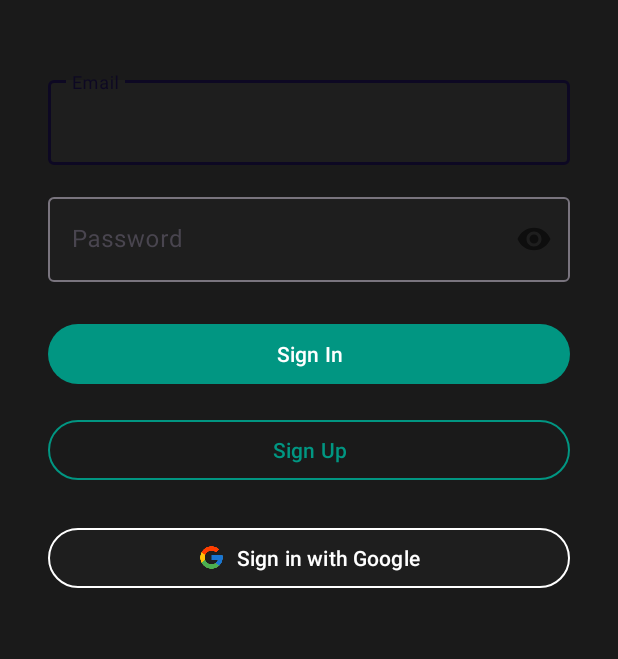
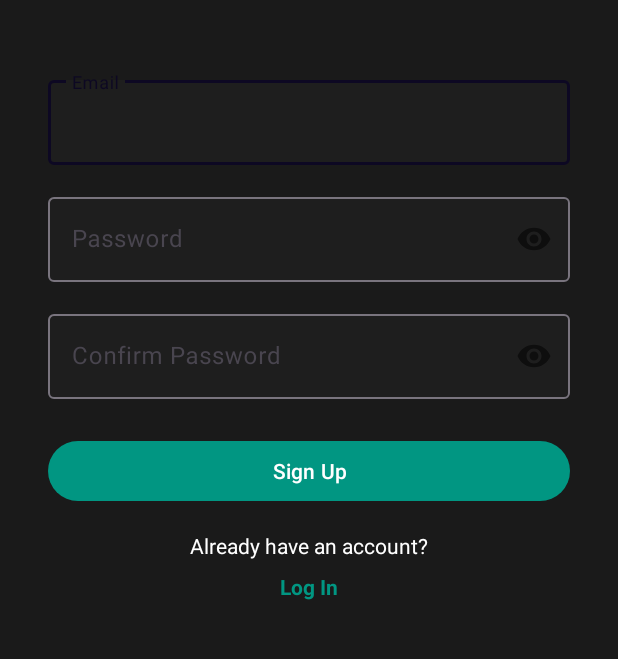
Before and after one commit to Sheild007/FocusBuddy-a-task-managemnt-app, an Android app: the screen it shows after launch (Login before the commit, signup after it), after a tap on "Sign Up", on a phone screen of 412 x 824 dp, the part 349-1008 px from its top. Run offline under Robolectric (Android 15) with nearby library versions, the phone set to English and light mode, and no system bars; our stand-ins replace AdMob, Firebase (no records; nobody signed in at launch, a user with empty details on screens opened directly).

Commit message:
email signin and singup added

```diff
--- a/app/src/main/java/com/example/focusbuddy/Login.java
+++ b/app/src/main/java/com/example/focusbuddy/Login.java
@@ -97,23 +97,9 @@ public class Login extends AppCompatActivity {
     }
 
     private void signUp() {
-        String email = emailEditText.getText().toString();
-        String password = passwordEditText.getText().toString();
 
-        mAuth.createUserWithEmailAndPassword(email, password)
-                .addOnCompleteListener(this, new OnCompleteListener<AuthResult>() {
-                    @Override
-                    public void onComplete(@NonNull Task<AuthResult> task) {
-                        if (task.isSuccessful()) {
-                            // Sign up success, update UI with the signed-in user's information
-                            startMainActivity();
-                        } else {
-                            // If sign up fails, display a message to the user.
-                            Toast.makeText(Login.this, "Authentication failed.",
-                                    Toast.LENGTH_SHORT).show();
-                        }
-                    }
-                });
+        Intent intent = new Intent(Login.this, signup.class);
+        startActivity(intent);
     }
 
     private void googleSignIn() {
--- a/app/src/main/java/com/example/focusbuddy/signup.java
+++ b/app/src/main/java/com/example/focusbuddy/signup.java
@@ -1,24 +1,101 @@
 package com.example.focusbuddy;
 
+import android.content.Intent;
 import android.os.Bundle;
+import android.text.TextUtils;
+import android.view.View;
+import android.widget.Button;
+import android.widget.TextView;
+import android.widget.Toast;
 
-import androidx.activity.EdgeToEdge;
+import androidx.annotation.NonNull;
 import androidx.appcompat.app.AppCompatActivity;
-import androidx.core.graphics.Insets;
-import androidx.core.view.ViewCompat;
-import androidx.core.view.WindowInsetsCompat;
+
+import com.google.android.gms.tasks.OnCompleteListener;
+import com.google.android.gms.tasks.Task;
+import com.google.android.material.textfield.TextInputEditText;
+import com.google.firebase.auth.AuthResult;
+import com.google.firebase.auth.FirebaseAuth;
+import com.google.firebase.auth.FirebaseUser;
 
 public class signup extends AppCompatActivity {
+
+    private TextInputEditText emailEditText, passwordEditText, confirmPasswordEditText;
+    private Button signUpButton;
+    private TextView loginTextView;
+    private FirebaseAuth mAuth;
 
     @Override
     protected void onCreate(Bundle savedInstanceState) {
         super.onCreate(savedInstanceState);
-        EdgeToEdge.enable(this);
         setContentView(R.layout.activity_signup);
-        ViewCompat.setOnApplyWindowInsetsListener(findViewById(R.id.main), (v, insets) -> {
-            Insets systemBars = insets.getInsets(WindowInsetsCompat.Type.systemBars());
-            v.setPadding(systemBars.left, systemBars.top, systemBars.right, systemBars.bottom);
-            return insets;
+
+        mAuth = FirebaseAuth.getInstance();
+
+        emailEditText = findViewById(R.id.emailEditText);
+        passwordEditText = findViewById(R.id.passwordEditText);
+        confirmPasswordEditText = findViewById(R.id.confirmPasswordEditText);
+        signUpButton = findViewById(R.id.signUpButton);
+        loginTextView = findViewById(R.id.loginTextView);
+
+        signUpButton.setOnClickListener(new View.OnClickListener() {
+            @Override
+            public void onClick(View v) {
+                registerUser();
+            }
+        });
+
+        loginTextView.setOnClickListener(new View.OnClickListener() {
+            @Override
+            public void onClick(View v) {
+                startActivity(new Intent(signup.this, Login.class));
+                finish();
+            }
         });
     }
+
+    private void registerUser() {
+        String email = emailEditText.getText().toString().trim();
+        String password = passwordEditText.getText().toString().trim();
+        String confirmPassword = confirmPasswordEditText.getText().toString().trim();
+
+        if (TextUtils.isEmpty(email)) {
+            emailEditText.setError("Email is required");
+            return;
+        }
+
+        if (TextUtils.isEmpty(password)) {
+            passwordEditText.setError("Password is required");
+            return;
+        }
+
+        if (password.length() < 6) {
+            passwordEditText.setError("Password must be at least 6 characters long");
+            return;
+        }
+
+        if (!password.equals(confirmPassword)) {
+            confirmPasswordEditText.setError("Passwords do not match");
+            return;
+        }
+
+        // Register user in Firebase
+        mAuth.createUserWithEmailAndPassword(email, password)
+                .addOnCompleteListener(this, new OnCompleteListener<AuthResult>() {
+                    @Override
+                    public void onComplete(@NonNull Task<AuthResult> task) {
+                        if (task.isSuccessful()) {
+                            // Sign up success, update UI with the signed-in user's information
+                            FirebaseUser user = mAuth.getCurrentUser();
+                            Toast.makeText(signup.this, "Registration successful", Toast.LENGTH_SHORT).show();
+                            startActivity(new Intent(signup.this, MainActivity.class));
+                            finish();
+                        } else {
+                            // If sign up fails, display a message to the user.
+                            Toast.makeText(signup.this, "Registration failed: " + task.getException().getMessage(),
+                                    Toast.LENGTH_SHORT).show();
+                        }
+                    }
+                });
+    }
 }
--- a/app/src/main/res/layout/activity_signup.xml
+++ b/app/src/main/res/layout/activity_signup.xml
@@ -1,10 +1,133 @@
 <?xml version="1.0" encoding="utf-8"?>
 <androidx.constraintlayout.widget.ConstraintLayout xmlns:android="http://schemas.android.com/apk/res/android"
     xmlns:app="http://schemas.android.com/apk/res-auto"
-    xmlns:tools="http://schemas.android.com/tools"
-    android:id="@+id/main"
     android:layout_width="match_parent"
     android:layout_height="match_parent"
-    tools:context=".signup">
+    android:background="@color/background_dark">
+
+    <ImageView
+        android:id="@+id/logoImageView"
+        android:layout_width="120dp"
+        android:layout_height="120dp"
+        android:layout_marginTop="64dp"
+        android:src="@drawable/icon"
+        app:layout_constraintEnd_toEndOf="parent"
+        app:layout_constraintStart_toStartOf="parent"
+        app:layout_constraintTop_toTopOf="parent" />
+
+    <TextView
+        android:id="@+id/appNameTextView"
+        android:layout_width="wrap_content"
+        android:layout_height="wrap_content"
+        android:layout_marginTop="16dp"
+        android:text="Focus Buddy"
+        android:textColor="@color/white"
+        android:textSize="24sp"
+        android:textStyle="bold"
+        app:layout_constraintEnd_toEndOf="parent"
+        app:layout_constraintStart_toStartOf="parent"
+        app:layout_constraintTop_toBottomOf="@id/logoImageView" />
+
+    <com.google.android.material.textfield.TextInputLayout
+        android:id="@+id/emailInputLayout"
+        android:layout_width="0dp"
+        android:layout_height="wrap_content"
+        android:layout_marginStart="32dp"
+        android:layout_marginTop="48dp"
+        android:layout_marginEnd="32dp"
+        android:hint="Email"
+        app:boxBackgroundColor="@color/surface_dark"
+        app:layout_constraintEnd_toEndOf="parent"
+        app:layout_constraintStart_toStartOf="parent"
+        app:layout_constraintTop_toBottomOf="@id/appNameTextView">
+
+        <com.google.android.material.textfield.TextInputEditText
+            android:id="@+id/emailEditText"
+            android:layout_width="match_parent"
+            android:layout_height="wrap_content"
+            android:inputType="textEmailAddress"
+            android:textColor="@color/white" />
+    </com.google.android.material.textfield.TextInputLayout>
+
+    <com.google.android.material.textfield.TextInputLayout
+        android:id="@+id/passwordInputLayout"
+        android:layout_width="0dp"
+        android:layout_height="wrap_content"
+        android:layout_marginStart="32dp"
+        android:layout_marginTop="16dp"
+        android:layout_marginEnd="32dp"
+        android:hint="Password"
+        app:boxBackgroundColor="@color/surface_dark"
+        app:layout_constraintEnd_toEndOf="parent"
+        app:layout_constraintStart_toStartOf="parent"
+        app:layout_constraintTop_toBottomOf="@id/emailInputLayout"
+        app:passwordToggleEnabled="true">
+
+        <com.google.android.material.textfield.TextInputEditText
+            android:id="@+id/passwordEditText"
+            android:layout_width="match_parent"
+            android:layout_height="wrap_content"
+            android:inputType="textPassword"
+            android:textColor="@color/white" />
+    </com.google.android.material.textfield.TextInputLayout>
+
+    <com.google.android.material.textfield.TextInputLayout
+        android:id="@+id/confirmPasswordInputLayout"
+        android:layout_width="0dp"
+        android:layout_height="wrap_content"
+        android:layout_marginStart="32dp"
+        android:layout_marginTop="16dp"
+        android:layout_marginEnd="32dp"
+        android:hint="Confirm Password"
+        app:boxBackgroundColor="@color/surface_dark"
+        app:layout_constraintEnd_toEndOf="parent"
+        app:layout_constraintStart_toStartOf="parent"
+        app:layout_constraintTop_toBottomOf="@id/passwordInputLayout"
+        app:passwordToggleEnabled="true">
+
+        <com.google.android.material.textfield.TextInputEditText
+            android:id="@+id/confirmPasswordEditText"
+            android:layout_width="match_parent"
+            android:layout_height="wrap_content"
+            android:inputType="textPassword"
+            android:textColor="@color/white" />
+    </com.google.android.material.textfield.TextInputLayout>
+
+    <Button
+        android:id="@+id/signUpButton"
+        android:layout_width="0dp"
+        android:layout_height="wrap_content"
+        android:layout_marginStart="32dp"
+        android:layout_marginTop="24dp"
+        android:layout_marginEnd="32dp"
+        android:text="Sign Up"
+        android:textColor="@color/white"
+        app:backgroundTint="@color/accent_green"
+        app:layout_constraintEnd_toEndOf="parent"
+        app:layout_constraintStart_toStartOf="parent"
+        app:layout_constraintTop_toBottomOf="@id/confirmPasswordInputLayout" />
+
+    <TextView
+        android:id="@+id/loginPromptTextView"
+        android:layout_width="wrap_content"
+        android:layout_height="wrap_content"
+        android:layout_marginTop="16dp"
+        android:text="Already have an account?"
+        android:textColor="@color/white"
+        app:layout_constraintEnd_toEndOf="parent"
+        app:layout_constraintStart_toStartOf="parent"
+        app:layout_constraintTop_toBottomOf="@id/signUpButton" />
+
+    <TextView
+        android:id="@+id/loginTextView"
+        android:layout_width="wrap_content"
+        android:layout_height="wrap_content"
+        android:layout_marginTop="8dp"
+        android:text="Log In"
+        android:textColor="@color/accent_green"
+        android:textStyle="bold"
+        app:layout_constraintEnd_toEndOf="parent"
+        app:layout_constraintStart_toStartOf="parent"
+        app:layout_constraintTop_toBottomOf="@id/loginPromptTextView" />
 
 </androidx.constraintlayout.widget.ConstraintLayout>
```
